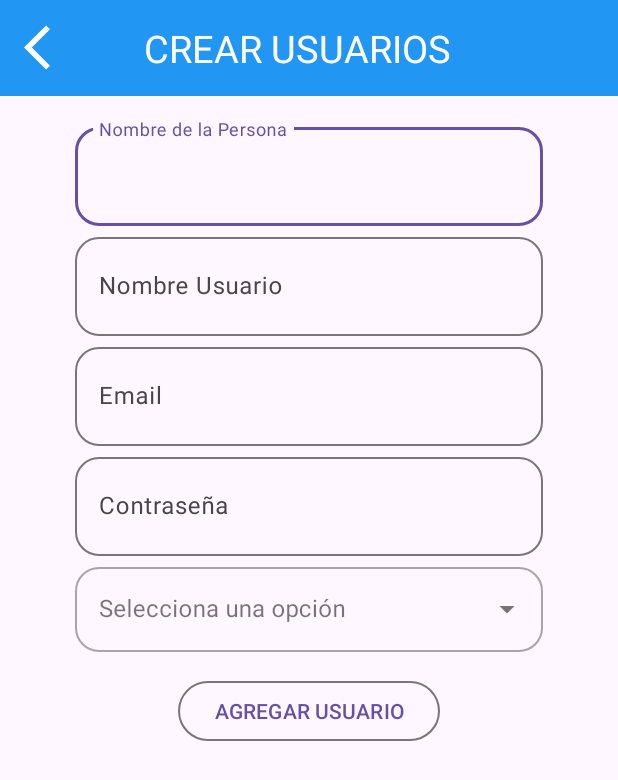
After one commit to Gabo199912/PosParaIntecap, an Android app: the UsuariosCRUD screen opened directly, with no data from a screen before it, on a phone screen of 412 x 824 dp. The commit adds this screen. Shown: the top 780 px of the screen. Run offline under Robolectric (Android 15) with nearby library versions, the phone set to English and light mode, and no system bars; network calls fail.

Commit message:
terminando el login y empezando la parte del recycler y el agregar un usuario

```diff
--- a/app/build.gradle
+++ b/app/build.gradle
@@ -34,6 +34,9 @@ dependencies {
     implementation 'com.squareup.retrofit2:converter-gson:2.9.0'
     implementation 'com.squareup.okhttp3:logging-interceptor:4.9.3'
 
+    implementation 'androidx.recyclerview:recyclerview:1.3.1'
+
+
     implementation libs.appcompat
     implementation libs.material
     implementation libs.activity
--- a/app/src/main/AndroidManifest.xml
+++ b/app/src/main/AndroidManifest.xml
@@ -17,7 +17,9 @@
         android:theme="@style/Theme.PosParaIntecap"
         android:usesCleartextTraffic="true"
         tools:targetApi="31">
-
+        <activity
+            android:name=".UsuariosCRUD"
+            android:exported="false" />
         <activity
             android:name=".MainActivity"
             android:exported="false" />
--- /dev/null
+++ b/app/src/main/java/com/example/posparaintecap/Modelos/UsuarioModelo.java
@@ -0,0 +1,53 @@
+package com.example.posparaintecap.Modelos;
+
+public class UsuarioModelo {
+    private String nombre;
+    private String nombre_usuario;
+    private String email;
+    private String contrasenia_hash;
+    private String tipo_usuario;
+
+    public UsuarioModelo() {
+    }
+
+
+    public String getNombre() {
+        return nombre;
+    }
+
+    public void setNombre(String nombre) {
+        this.nombre = nombre;
+    }
+
+    public String getNombre_usuario() {
+        return nombre_usuario;
+    }
+
+    public void setNombre_usuario(String nombre_usuario) {
+        this.nombre_usuario = nombre_usuario;
+    }
+
+    public String getEmail() {
+        return email;
+    }
+
+    public void setEmail(String email) {
+        this.email = email;
+    }
+
+    public String getContrasenia_hash() {
+        return contrasenia_hash;
+    }
+
+    public void setContrasenia_hash(String contrasenia_hash) {
+        this.contrasenia_hash = contrasenia_hash;
+    }
+
+    public String getTipo_usuario() {
+        return tipo_usuario;
+    }
+
+    public void setTipo_usuario(String tipo_usuario) {
+        this.tipo_usuario = tipo_usuario;
+    }
+}
--- a/app/src/main/java/com/example/posparaintecap/Retro/LoginCliente.java
+++ b/app/src/main/java/com/example/posparaintecap/Retro/UsuarioCliente.java
@@ -6,8 +6,10 @@ import okhttp3.OkHttpClient;
 import retrofit2.Retrofit;
 import retrofit2.converter.gson.GsonConverterFactory;
 
-public class LoginCliente {
-    private static final String BASE_URL = "http://10.0.2.2:8080/";
+public class UsuarioCliente {
+    private static final String BASE_URL = "http://192.168.62.106:8080/";
+    //http://10.0.2.2:8080/" base cuando uso el emulador
+    //http://192.168.62.106:8080/" base para el celular
     private static Retrofit retrofit;
 
     public static Retrofit getRetrofit() {
--- a/app/src/main/java/com/example/posparaintecap/Retro/LoginServicio.java
+++ b/app/src/main/java/com/example/posparaintecap/Retro/UsuarioServicio.java
@@ -2,13 +2,17 @@ package com.example.posparaintecap.Retro;
 
 
 import com.example.posparaintecap.Modelos.LoginModelo;
+import com.example.posparaintecap.Modelos.UsuarioModelo;
 
 import retrofit2.Call;
 import retrofit2.http.Body;
 import retrofit2.http.POST;
 
-public interface LoginServicio {
+public interface UsuarioServicio {
 
     @POST("login")
     Call<LoginModelo> login(@Body LoginModelo login);
+
+    @POST("usuarios/administrador/crear")
+    Call<UsuarioModelo> crear(@Body UsuarioModelo usuarios);
 }
--- /dev/null
+++ b/app/src/main/java/com/example/posparaintecap/UsuariosCRUD.java
@@ -0,0 +1,107 @@
+package com.example.posparaintecap;
+
+import android.os.Bundle;
+import android.util.Log;
+import android.view.View;
+import android.widget.ArrayAdapter;
+import android.widget.AutoCompleteTextView;
+import android.widget.Button;
+import android.widget.TextView;
+
+import androidx.activity.EdgeToEdge;
+import androidx.appcompat.app.AppCompatActivity;
+import androidx.core.graphics.Insets;
+import androidx.core.view.ViewCompat;
+import androidx.core.view.WindowInsetsCompat;
+
+import com.example.posparaintecap.Modelos.UsuarioModelo;
+import com.example.posparaintecap.Retro.UsuarioCliente;
+import com.example.posparaintecap.Retro.UsuarioServicio;
+import com.google.android.material.textfield.TextInputEditText;
+
+import retrofit2.Call;
+import retrofit2.Callback;
+import retrofit2.Response;
+
+public class UsuariosCRUD extends AppCompatActivity {
+
+    private UsuarioModelo usuarioModelo = new UsuarioModelo();
+
+    private AutoCompleteTextView txtTipoUsuario;
+    private TextInputEditText txtNombre;
+    private TextInputEditText txtNombreUsuario;
+    private TextInputEditText txtEmail;
+    private TextInputEditText txtContrasenia;
+
+    private TextView txtMensajeCreacion;
+    private Button btnAgregar;
+
+    @Override
+    protected void onCreate(Bundle savedInstanceState) {
+        super.onCreate(savedInstanceState);
+        EdgeToEdge.enable(this);
+        setContentView(R.layout.activity_usuarios_crud);
+        ViewCompat.setOnApplyWindowInsetsListener(findViewById(R.id.main), (v, insets) -> {
+            Insets systemBars = insets.getInsets(WindowInsetsCompat.Type.systemBars());
+            v.setPadding(systemBars.left, systemBars.top, systemBars.right, systemBars.bottom);
+            return insets;
+        });
+
+        txtTipoUsuario = findViewById(R.id.txtTipoUsuario);
+        txtNombre = findViewById(R.id.txtNombre);
+        txtNombreUsuario = findViewById(R.id.txtNombreUsuario);
+        txtEmail = findViewById(R.id.txtEmail);
+        txtContrasenia = findViewById(R.id.txtContrasenia);
+
+        btnAgregar = findViewById(R.id.btnAgregar);
+
+
+
+        String[] opciones = getResources().getStringArray(R.array.OPCIONES);
+        ArrayAdapter<String> adapter = new ArrayAdapter<>(this, android.R.layout.simple_dropdown_item_1line, opciones);
+        txtTipoUsuario.setAdapter(adapter);
+
+
+        btnAgregar.setOnClickListener(new View.OnClickListener() {
+
+            @Override
+            public void onClick(View v) {
+                String nombre = txtNombre.getText().toString().trim();
+                String nombreUsuario = txtNombreUsuario.getText().toString().trim();
+                String email = txtEmail.getText().toString().trim();
+                String contrasenia = txtContrasenia.getText().toString().trim();
+                String tipoUsuario = txtTipoUsuario.getText().toString().trim();
+
+                usuarioModelo.setNombre(nombre);
+                usuarioModelo.setNombre_usuario(nombreUsuario);
+                usuarioModelo.setEmail(email);
+                usuarioModelo.setContrasenia_hash(contrasenia);
+                usuarioModelo.setTipo_usuario(tipoUsuario);
+
+                UsuarioServicio usuarioServicio = UsuarioCliente.getRetrofit().create(UsuarioServicio.class);
+                Call<UsuarioModelo> call = usuarioServicio.crear(usuarioModelo);
+
+                call.enqueue(new Callback<UsuarioModelo>() {
+
+                    @Override
+                    public void onResponse(Call<UsuarioModelo> call, Response<UsuarioModelo> response) {
+                        if (response.isSuccessful() && response.body() != null){
+                            UsuarioModelo usuarioResponse = response.body();
+                            txtMensajeCreacion.setText("Usuario "+ usuarioResponse.getNombre_usuario() + " creado exitosamente");
+                            Log.d("RESPUESTA", "Respuesta del servidor true: " + response.code());
+                        } else {
+                            Log.d("RESPUESTA", "Respuesta del servidor else: " + response.code());
+                        }
+                    }
+
+                    @Override
+                    public void onFailure(Call<UsuarioModelo> call, Throwable t) {
+                        Log.d("RESPUESTA", "Error en la conexión: " + t.getMessage());
+                    }
+                });
+            }
+        });
+    }
+
+
+}
--- /dev/null
+++ b/app/src/main/res/drawable/ic_arrow_left.xml
@@ -0,0 +1,9 @@
+<vector xmlns:android="http://schemas.android.com/apk/res/android"
+    android:width="24dp"
+    android:height="24dp"
+    android:viewportWidth="960"
+    android:viewportHeight="960">
+  <path
+      android:pathData="M400,880 L0,480l400,-400 71,71 -329,329 329,329 -71,71Z"
+      android:fillColor="#FFFFFF"/>
+</vector>
--- /dev/null
+++ b/app/src/main/res/layout/activity_usuarios_crud.xml
@@ -0,0 +1,164 @@
+<?xml version="1.0" encoding="utf-8"?>
+<LinearLayout xmlns:app="http://schemas.android.com/apk/res-auto"
+    xmlns:android="http://schemas.android.com/apk/res/android"
+    android:layout_width="match_parent"
+    android:layout_height="wrap_content"
+    android:orientation="vertical"
+    android:id="@+id/main">
+
+
+    <androidx.appcompat.widget.Toolbar
+        android:id="@+id/TlLogin"
+        android:layout_width="match_parent"
+        android:layout_height="wrap_content"
+        android:background="#2196F3">
+
+        <ImageView
+            android:layout_width="35dp"
+            android:layout_height="35dp"
+            android:layout_gravity="start"
+            android:src="@drawable/ic_arrow_left"
+            android:onClick="regresarLogin"/>
+
+        <TextView
+            android:layout_width="wrap_content"
+            android:layout_height="wrap_content"
+            android:layout_marginStart="50dp"
+            android:layout_marginEnd="50dp"
+
+            android:text="CREAR USUARIOS"
+            android:textColor="@color/white"
+            android:textSize="25sp"
+            android:layout_gravity="center"
+            />
+    </androidx.appcompat.widget.Toolbar>
+
+    <Space
+        android:layout_width="match_parent"
+        android:layout_height="15dp"/>
+
+    <com.google.android.material.textfield.TextInputLayout
+        android:id="@+id/txUsuario"
+        android:layout_width="match_parent"
+        android:layout_height="73dp"
+        android:layout_marginStart="50dp"
+        android:layout_marginEnd="50dp"
+        app:boxCornerRadiusTopStart="16dp"
+        app:boxCornerRadiusTopEnd="16dp"
+        app:boxCornerRadiusBottomStart="16dp"
+        app:boxCornerRadiusBottomEnd="16dp"
+        android:hint="Nombre de la Persona">
+
+        <com.google.android.material.textfield.TextInputEditText
+            android:id="@+id/txtNombre"
+            android:layout_width="match_parent"
+            android:layout_height="66dp"
+            />
+
+    </com.google.android.material.textfield.TextInputLayout>
+
+    <com.google.android.material.textfield.TextInputLayout
+        android:layout_width="match_parent"
+        android:layout_height="73dp"
+        android:layout_marginStart="50dp"
+        android:layout_marginEnd="50dp"
+        app:boxCornerRadiusTopStart="16dp"
+        app:boxCornerRadiusTopEnd="16dp"
+        app:boxCornerRadiusBottomStart="16dp"
+        app:boxCornerRadiusBottomEnd="16dp"
+        android:hint="Nombre Usuario">
+
+        <com.google.android.material.textfield.TextInputEditText
+            android:id="@+id/txtNombreUsuario"
+            android:layout_width="match_parent"
+            android:layout_height="66dp"
+            />
+
+    </com.google.android.material.textfield.TextInputLayout>
+
+    <com.google.android.material.textfield.TextInputLayout
+        android:layout_width="match_parent"
+        android:layout_height="73dp"
+        android:layout_marginStart="50dp"
+        android:layout_marginEnd="50dp"
+        app:boxCornerRadiusTopStart="16dp"
+        app:boxCornerRadiusTopEnd="16dp"
+        app:boxCornerRadiusBottomStart="16dp"
+        app:boxCornerRadiusBottomEnd="16dp"
+        android:hint="Email">
+
+        <com.google.android.material.textfield.TextInputEditText
+            android:id="@+id/txtEmail"
+            android:layout_width="match_parent"
+            android:layout_height="66dp"
+            />
+
+    </com.google.android.material.textfield.TextInputLayout>
+
+    <com.google.android.material.textfield.TextInputLayout
+        android:layout_width="match_parent"
+        android:layout_height="73dp"
+        android:layout_marginStart="50dp"
+        android:layout_marginEnd="50dp"
+        app:boxCornerRadiusTopStart="16dp"
+        app:boxCornerRadiusTopEnd="16dp"
+        app:boxCornerRadiusBottomStart="16dp"
+        app:boxCornerRadiusBottomEnd="16dp"
+        android:hint="Contraseña">
+
+        <com.google.android.material.textfield.TextInputEditText
+            android:id="@+id/txtContrasenia"
+            android:inputType="textPassword"
+            android:layout_width="match_parent"
+            android:layout_height="66dp"
+            />
+
+    </com.google.android.material.textfield.TextInputLayout>
+
+    <com.google.android.material.textfield.TextInputLayout
+        style="@style/Widget.MaterialComponents.TextInputLayout.OutlinedBox.ExposedDropdownMenu"
+        android:id="@+id/textInputLayout"
+        android:layout_marginStart="50dp"
+        android:layout_marginEnd="50dp"
+        android:layout_width="match_parent"
+        android:layout_height="wrap_content"
+        app:boxCornerRadiusTopStart="16dp"
+        app:boxCornerRadiusTopEnd="16dp"
+        app:boxCornerRadiusBottomStart="16dp"
+        app:boxCornerRadiusBottomEnd="16dp"
+        android:hint="Selecciona una opción">
+
+        <AutoCompleteTextView
+            android:id="@+id/txtTipoUsuario"
+            android:layout_width="match_parent"
+            android:layout_height="wrap_content"
+            android:inputType="none" />
+    </com.google.android.material.textfield.TextInputLayout>
+
+
+    <Space
+        android:layout_width="match_parent"
+        android:layout_height="15dp"/>
+
+    <Button
+        android:id="@+id/btnAgregar"
+        android:layout_width="wrap_content"
+        android:layout_height="wrap_content"
+        android:text="AGREGAR USUARIO"
+        style="?attr/materialButtonOutlinedStyle"
+        android:layout_gravity="center"
+        />
+
+    <Space
+        android:layout_width="match_parent"
+        android:layout_height="15dp"/>
+
+    <TextView
+        android:id="@+id/txtMensajeCreacion"
+        android:layout_width="match_parent"
+        android:layout_height="wrap_content"
+        android:layout_gravity="center"
+        android:layout_marginEnd="50dp"
+        android:layout_marginStart="50dp"/>
+
+</LinearLayout>
--- a/app/src/main/res/values/strings.xml
+++ b/app/src/main/res/values/strings.xml
@@ -1,3 +1,7 @@
 <resources>
     <string name="app_name">PosParaIntecap</string>
+    <string-array name="OPCIONES">
+        <item>VENDEDOR</item>
+        <item>ADMINISTRADOR</item>
+    </string-array>
 </resources>
```
Also changed, not shown: app/src/main/java/com/example/posparaintecap/Adaptadores/UsuariosAdaptador.java (added, +63 -0 lines), app/src/main/java/com/example/posparaintecap/LoginPos.java (+8 -10 lines), app/src/main/res/layout/activity_login_pos.xml (+10 -5 lines), app/src/main/res/layout/usuarios_recycler.xml (added, +82 -0 lines).
